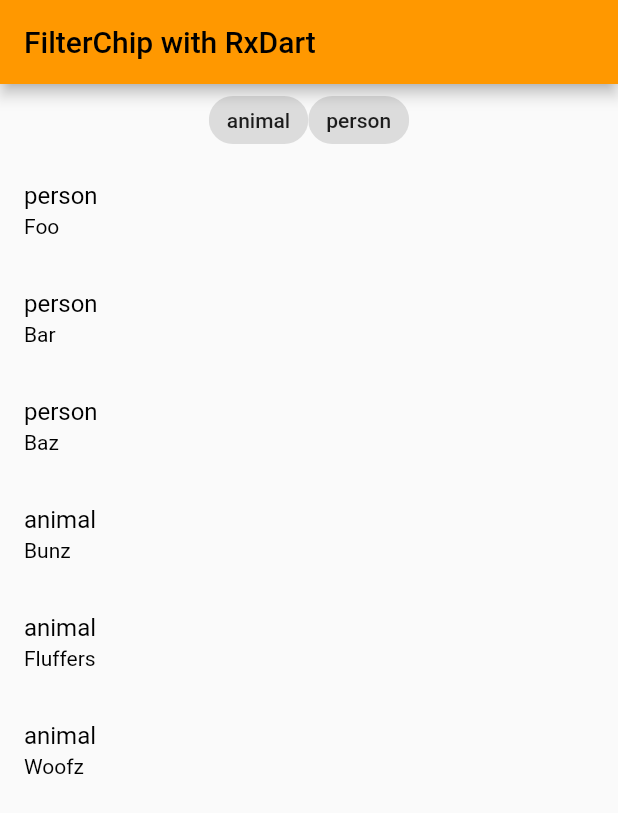
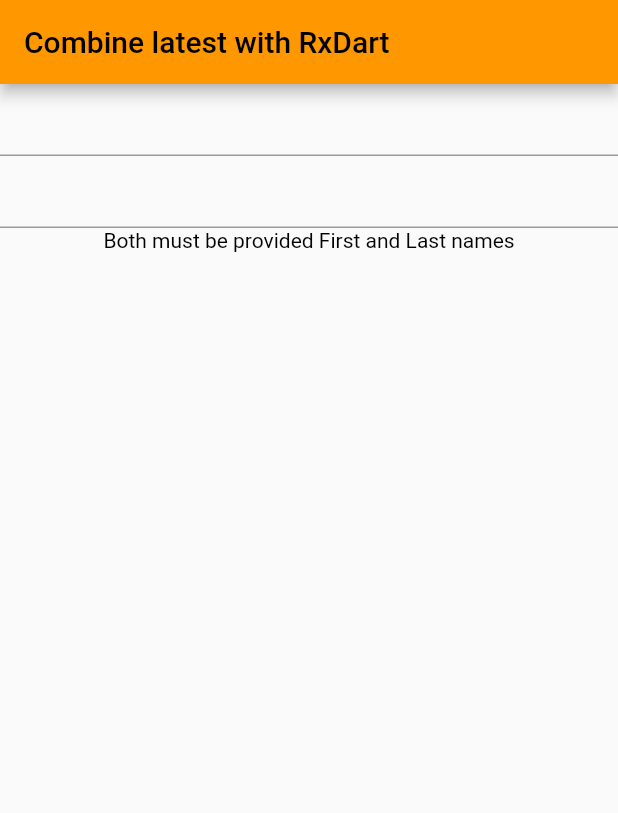
Before and after one commit to ruan65/RxDart-playground, a Flutter app: the screen it shows after launch, on a phone screen of 412 x 824 dp. Shown: the top 813 px of the screen. Run offline on Flutter 3.47's test engine with Material 2 defaults, Android fonts, the phone set to English and light mode, and no system bars; our stand-ins replace rxdart.

Commit message:
step-9 my version

```diff
--- a/lib/main.dart
+++ b/lib/main.dart
@@ -11,60 +11,26 @@
   ));
 }
 
-enum TypeOfThings { animal, person }
+class Bloc {
+  late final BehaviorSubject<String> firstNameSubject;
+  late final BehaviorSubject<String> lastNameSubject;
 
-@immutable
-class Thing {
-  final TypeOfThings type;
-  final String name;
-
-  const Thing({
-    required this.type,
-    required this.name,
-  });
-}
-
-const things = [
-  Thing(type: TypeOfThings.person, name: 'Foo'),
-  Thing(type: TypeOfThings.person, name: 'Bar'),
-  Thing(type: TypeOfThings.person, name: 'Baz'),
-  Thing(type: TypeOfThings.animal, name: 'Bunz'),
-  Thing(type: TypeOfThings.animal, name: 'Fluffers'),
-  Thing(type: TypeOfThings.animal, name: 'Woofz'),
-];
-
-@immutable
-class Bloc {
-  final Sink<TypeOfThings?> setTypeOfThing;
-  final Stream<TypeOfThings?> currentTypeOfThing;
-  final Stream<Iterable<Thing>> things;
-
-  const Bloc._({
-    required this.setTypeOfThing,
-    required this.currentTypeOfThing,
-    required this.things,
-  });
+  Bloc() {
+    firstNameSubject = BehaviorSubject<String>()..startWith('');
+    lastNameSubject = BehaviorSubject<String>()..startWith('');
+  }
+  final defaultMsg = 'Both must be provided First and Last names';
+  Stream<String> get fullName =>
+      Rx.combineLatest2(firstNameSubject.stream, lastNameSubject.stream,
+          (firstName, lastName) {
+        return firstName.isEmpty || lastName.isEmpty
+            ? defaultMsg
+            : '$firstName $lastName';
+      }).startWith(defaultMsg);
 
   void dispose() {
-    setTypeOfThing.close();
-  }
-
-  factory Bloc({required Iterable<Thing> things}) {
-    final typeOfThingSubject = BehaviorSubject<TypeOfThings?>();
-    final filteredThings = typeOfThingSubject
-        .debounceTime(const Duration(milliseconds: 300))
-        .map<Iterable<Thing>>((typeOfThing) {
-      if (typeOfThing != null) {
-        return things.where((thing) => thing.type == typeOfThing);
-      } else {
-        return things;
-      }
-    }).startWith(things);
-    return Bloc._(
-      setTypeOfThing: typeOfThingSubject.sink,
-      currentTypeOfThing: typeOfThingSubject.stream,
-      things: filteredThings,
-    );
+    firstNameSubject.close();
+    lastNameSubject.close();
   }
 }
 
@@ -77,16 +43,20 @@
 
 class _HomePageState extends State<HomePage> {
   late final Bloc _bloc;
+  final firstController = TextEditingController();
+  final lastController = TextEditingController();
 
   @override
   void initState() {
     super.initState();
-    _bloc = Bloc(things: things);
+    _bloc = Bloc();
   }
 
   @override
   void dispose() {
     _bloc.dispose();
+    firstController.dispose();
+    lastController.dispose();
     super.dispose();
   }
 
@@ -94,59 +64,32 @@
   Widget build(BuildContext context) {
     return Scaffold(
       appBar: AppBar(
-        title: const Text('FilterChip with RxDart'),
+        title: const Text('Combine latest with RxDart'),
       ),
-      body: Column(
-        children: [
-          StreamBuilder<TypeOfThings?>(
-            stream: _bloc.currentTypeOfThing,
-            builder: ((context, snapshot) {
-              final selectedTypeOfThing = snapshot.data;
-              return Wrap(
-                children: TypeOfThings.values
-                    .map(
-                      (typeOfThing) => FilterChip(
-                        label: Text(typeOfThing.name),
-                        selectedColor: Colors.blue.withAlpha(50),
-                        selected: selectedTypeOfThing == typeOfThing,
-                        onSelected: (selected) {
-                          final type = selected ? typeOfThing : null;
-                          _bloc.setTypeOfThing.add(type);
-                        },
-                      ),
-                    )
-                    .toList(),
-              );
-            }),
-          ),
-          Expanded(
-            child: StreamBuilder<Iterable<Thing>>(
-              stream: _bloc.things,
-              builder: ((context, snapshot) {
-                final things = snapshot.data?.toList();
-                return ListView.builder(
-                  itemCount: things?.length ?? 0,
-                  itemBuilder: (context, index) {
-                    final thing = things?[index];
-                    return Center(
-                      child: ListTile(
-                        title: Text(
-                          thing?.type.name ?? '',
-                          style: const TextStyle(color: Colors.black),
-                        ),
-                        subtitle: Text(
-                          thing?.name ?? '',
-                          style: const TextStyle(color: Colors.black),
-                        ),
-                      ),
-                    );
+      body: StreamBuilder<String>(
+          stream: _bloc.fullName,
+          builder: (context, snapshot) {
+            return Column(
+              children: [
+                TextField(
+                  controller: firstController,
+                  onChanged: ((value) {
+                    _bloc.firstNameSubject.sink.add(value);
+                  }),
+                ),
+                TextField(
+                  controller: lastController,
+                  onChanged: (value) {
+                    _bloc.lastNameSubject.sink.add(value);
                   },
-                );
-              }),
-            ),
-          ),
-        ],
-      ),
+                ),
+                Text(
+                  snapshot.data ?? '',
+                  style: const TextStyle(color: Colors.black),
+                ),
+              ],
+            );
+          }),
     );
   }
 }
```
